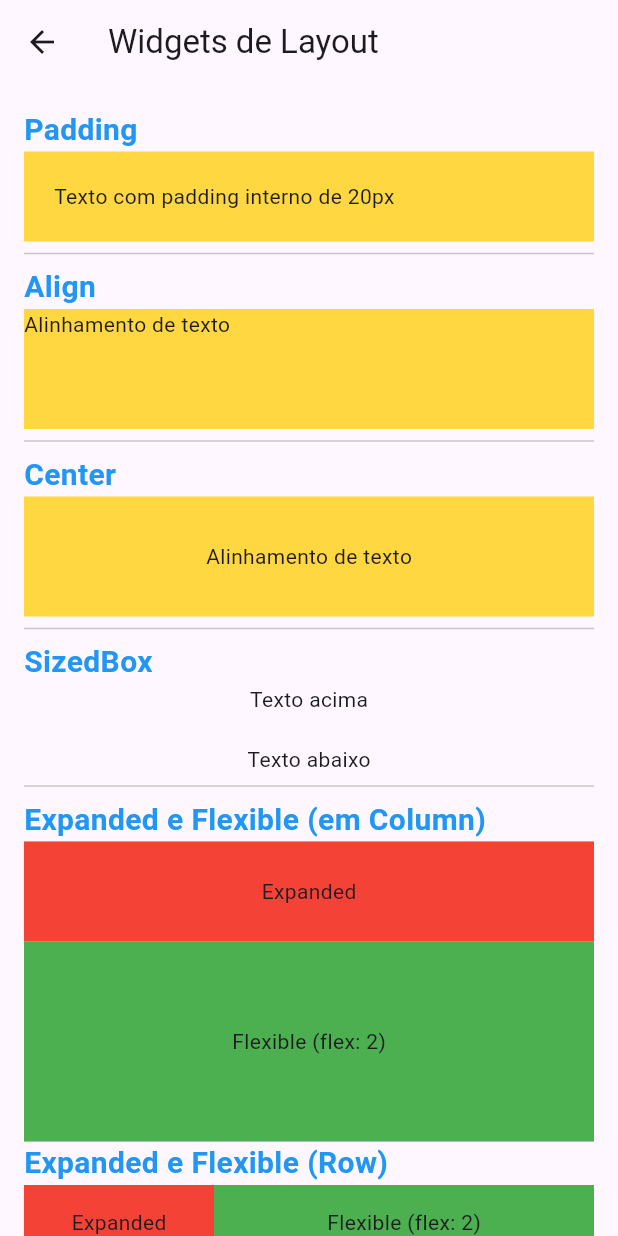
After one commit to pri-branbilla/flutter-app-demo, a Flutter app: the screen it shows after launch, after a tap on "Widgets de layout", on a phone screen of 412 x 824 dp. The commit adds this screen. Run offline on Flutter 3.47's test engine with Material 3 defaults, Android fonts, the phone set to English and light mode, and no system bars.

Commit message:
aula 3.1B - widgets de layout

```diff
--- a/lib/main.dart
+++ b/lib/main.dart
@@ -1,5 +1,6 @@
 import 'package:flutter/material.dart';
 import 'package:projeto_exemplo/screens/widgets_conteudo.dart';
+import 'package:projeto_exemplo/screens/widgets_layout.dart';
 
 void main() {
   runApp(const MyApp());
@@ -36,6 +37,13 @@ class ListContents extends StatelessWidget {
             ),
             child: Text('Widgets de conteúdo'),
           ),
+          ElevatedButton(
+            onPressed: () => Navigator.push(
+              context,
+              MaterialPageRoute(builder: (_) => WidgetsLayout()),
+            ),
+            child: Text('Widgets de layout'),
+          ),
         ],
       ),
     );
--- /dev/null
+++ b/lib/screens/widgets_layout.dart
@@ -0,0 +1,102 @@
+import 'package:flutter/material.dart';
+import 'package:projeto_exemplo/widgets/titulo_secao.dart';
+
+class WidgetsLayout extends StatelessWidget {
+  const WidgetsLayout({super.key});
+
+  @override
+  Widget build(BuildContext context) {
+    return Scaffold(
+      appBar: AppBar(title: Text('Widgets de Layout')),
+      body: ListView(
+        padding: EdgeInsets.all(16),
+        children: [
+          TituloSecao(titulo: 'Padding'),
+          Container(
+            color: Colors.amberAccent,
+            child: Padding(
+              padding: EdgeInsets.all(20),
+              child: Text('Texto com padding interno de 20px'),
+            ),
+          ),
+          Divider(),
+
+          TituloSecao(titulo: 'Align'),
+          Container(
+            height: 80,
+            color: Colors.amberAccent,
+            child: Align(
+              alignment: Alignment.topLeft,
+              child: Text('Alinhamento de texto'),
+            ),
+          ),
+
+          Divider(),
+
+          TituloSecao(titulo: 'Center'),
+          Container(
+            height: 80,
+            color: Colors.amberAccent,
+            child: Center(child: Text('Alinhamento de texto')),
+          ),
+          Divider(),
+
+          TituloSecao(titulo: 'SizedBox'),
+          Column(
+            children: [
+              Text('Texto acima'),
+              SizedBox(height: 20),
+              Text('Texto abaixo'),
+            ],
+          ),
+
+          Divider(),
+
+          TituloSecao(titulo: 'Expanded e Flexible (em Column)'),
+          Container(
+            height: 200,
+            color: Colors.amberAccent,
+            child: Column(
+              children: [
+                Expanded(
+                  child: Container(
+                    color: Colors.red,
+                    child: Center(child: Text('Expanded')),
+                  ),
+                ),
+                Flexible(
+                  flex: 2,
+                  child: Container(
+                    color: Colors.green,
+                    child: Center(child: Text('Flexible (flex: 2)')),
+                  ),
+                ),
+              ],
+            ),
+          ),
+
+          TituloSecao(titulo: 'Expanded e Flexible (Row)'),
+          Row(
+            children: [
+              Expanded(
+                child: Container(
+                  height: 50,
+                  color: Colors.red,
+                  child: Center(child: Text('Expanded')),
+                ),
+              ),
+              Flexible(
+                flex: 2,
+                child: Container(
+                  height: 50,
+                  color: Colors.green,
+                  child: Center(child: Text('Flexible (flex: 2)')),
+                ),
+              ),
+            ],
+          ),
+        ],
+      ),
+    );
+  }
+}
```
